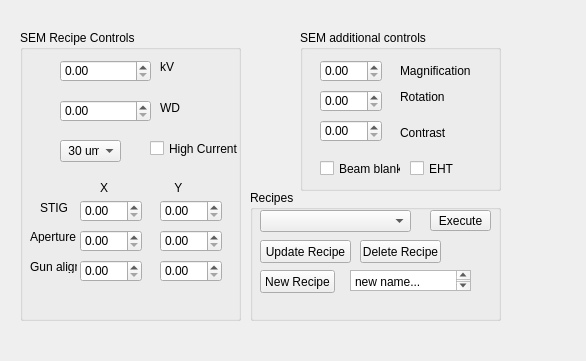
Qt form SEM/measurements/sem_recipe_control.ui (PromuInstrument/stackbot) before a commit.
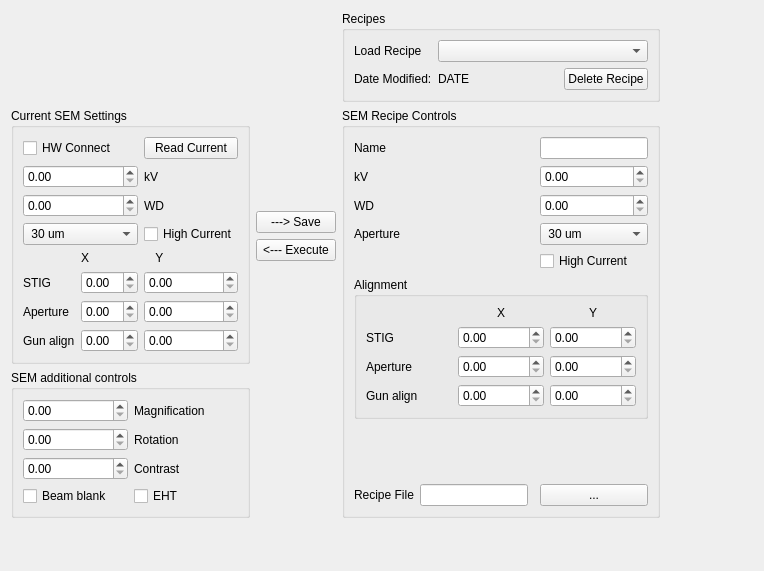
The same form after that commit.

Commit message: sem_recipe_control: working version

Patch:
```diff
--- a/SEM/measurements/sem_recipe_control.ui
+++ b/SEM/measurements/sem_recipe_control.ui
@@ -6,168 +6,196 @@
    <rect>
     <x>0</x>
     <y>0</y>
-    <width>586</width>
-    <height>361</height>
+    <width>764</width>
+    <height>571</height>
    </rect>
   </property>
   <property name="windowTitle">
    <string>Form</string>
   </property>
-  <widget class="QGroupBox" name="recipe_groupBox">
-   <property name="geometry">
-    <rect>
-     <x>250</x>
-     <y>190</y>
-     <width>251</width>
-     <height>131</height>
-    </rect>
-   </property>
-   <property name="title">
-    <string>Recipes</string>
-   </property>
+  <layout class="QGridLayout" name="gridLayout_3">
+   <item row="3" column="1">
    <widget class="QPushButton" name="execute_pushButton">
-    <property name="geometry">
-     <rect>
-      <x>180</x>
-      <y>20</y>
-      <width>61</width>
-      <height>21</height>
-     </rect>
-    </property>
+     <property name="text">
+      <string>&lt;--- Execute</string>
+     </property>
+    </widget>
+   </item>
+   <item row="1" column="0" rowspan="4">
+    <widget class="QGroupBox" name="SEM_groupBox_2">
+     <property name="title">
+      <string>Current SEM Settings</string>
+     </property>
+     <layout class="QGridLayout" name="gridLayout_4">
+      <item row="3" column="0" colspan="2">
+       <widget class="QComboBox" name="select_aperture_comboBox">
+        <item>
     <property name="text">
-     <string>Execute</string>
-    </property>
-   </widget>
-   <widget class="QComboBox" name="comboBox">
-    <property name="geometry">
-     <rect>
-      <x>10</x>
-      <y>20</y>
-      <width>151</width>
-      <height>22</height>
-     </rect>
-    </property>
-   </widget>
-   <widget class="QPushButton" name="new_entry_pushButton">
-    <property name="geometry">
-     <rect>
-      <x>10</x>
-      <y>80</y>
-      <width>75</width>
-      <height>23</height>
-     </rect>
-    </property>
+          <string> 30 um</string>
+         </property>
+        </item>
+        <item>
+         <property name="text">
+          <string> 10 um</string>
+         </property>
+        </item>
+        <item>
+         <property name="text">
+          <string> 20 um</string>
+         </property>
+        </item>
+        <item>
+         <property name="text">
+          <string> 60 um</string>
+         </property>
+        </item>
+        <item>
+         <property name="text">
+          <string>120 um</string>
+         </property>
+        </item>
+        <item>
+         <property name="text">
+          <string>300 um</string>
+         </property>
+        </item>
+       </widget>
+      </item>
+      <item row="1" column="0" colspan="2">
+       <widget class="QDoubleSpinBox" name="kV_doubleSpinBox"/>
+      </item>
+      <item row="2" column="2">
+       <widget class="QLabel" name="label_18">
+        <property name="text">
+         <string>WD</string>
+        </property>
+       </widget>
+      </item>
+      <item row="2" column="0" colspan="2">
+       <widget class="QDoubleSpinBox" name="WD_doubleSpinBox"/>
+      </item>
+      <item row="1" column="2">
+       <widget class="QLabel" name="label_17">
+        <property name="text">
+         <string>kV</string>
+        </property>
+       </widget>
+      </item>
+      <item row="6" column="0">
+       <widget class="QLabel" name="label_21">
     <property name="text">
-     <string>New Recipe</string>
-    </property>
-   </widget>
-   <widget class="QPushButton" name="update_pushButton">
-    <property name="geometry">
-     <rect>
-      <x>10</x>
-      <y>50</y>
-      <width>91</width>
-      <height>23</height>
-     </rect>
-    </property>
+         <string>Aperture</string>
+        </property>
+       </widget>
+      </item>
+      <item row="6" column="1">
+       <widget class="QDoubleSpinBox" name="aperture_x_doubleSpinBox"/>
+      </item>
+      <item row="5" column="1">
+       <widget class="QDoubleSpinBox" name="stig_x_doubleSpinBox"/>
+      </item>
+      <item row="3" column="2">
+       <widget class="QCheckBox" name="high_current_checkBox">
+        <property name="text">
+         <string>High Current</string>
+        </property>
+       </widget>
+      </item>
+      <item row="5" column="0">
+       <widget class="QLabel" name="label_20">
     <property name="text">
-     <string>Update Recipe</string>
-    </property>
-   </widget>
-   <widget class="QPushButton" name="delete_pushButton">
-    <property name="geometry">
-     <rect>
-      <x>110</x>
-      <y>50</y>
-      <width>81</width>
-      <height>23</height>
-     </rect>
-    </property>
+         <string>STIG</string>
+        </property>
+       </widget>
+      </item>
+      <item row="6" column="2">
+       <widget class="QDoubleSpinBox" name="aperture_y_doubleSpinBox"/>
+      </item>
+      <item row="7" column="0">
+       <widget class="QLabel" name="label_22">
+        <property name="text">
+         <string>Gun align</string>
+        </property>
+       </widget>
+      </item>
+      <item row="7" column="1">
+       <widget class="QDoubleSpinBox" name="gun_x_doubleSpinBox"/>
+      </item>
+      <item row="4" column="1" colspan="2">
+       <widget class="QLabel" name="label_19">
     <property name="text">
-     <string>Delete Recipe</string>
-    </property>
-   </widget>
-   <widget class="QPlainTextEdit" name="new_name_plainTextEdit">
-    <property name="geometry">
-     <rect>
-      <x>100</x>
-      <y>80</y>
-      <width>121</width>
-      <height>21</height>
-     </rect>
-    </property>
-    <property name="plainText">
-     <string>new name...</string>
-    </property>
-   </widget>
-  </widget>
-  <widget class="QGroupBox" name="SEM_groupBox">
-   <property name="geometry">
-    <rect>
-     <x>20</x>
-     <y>30</y>
-     <width>221</width>
-     <height>291</height>
-    </rect>
-   </property>
+         <string>X                    Y</string>
+        </property>
+       </widget>
+      </item>
+      <item row="7" column="2">
+       <widget class="QDoubleSpinBox" name="gun_y_doubleSpinBox"/>
+      </item>
+      <item row="5" column="2">
+       <widget class="QDoubleSpinBox" name="stig_y_doubleSpinBox"/>
+      </item>
+      <item row="0" column="2">
+       <widget class="QPushButton" name="read_sem_pushButton">
+        <property name="text">
+         <string>Read Current</string>
+        </property>
+       </widget>
+      </item>
+      <item row="0" column="0" colspan="2">
+       <widget class="QCheckBox" name="hw_connect_checkBox">
+        <property name="text">
+         <string>HW Connect</string>
+        </property>
+       </widget>
+      </item>
+     </layout>
+    </widget>
+   </item>
+   <item row="1" column="2" rowspan="5">
+    <widget class="QGroupBox" name="recipe_settings_groupBox">
    <property name="title">
     <string>SEM Recipe Controls</string>
    </property>
-   <widget class="QDoubleSpinBox" name="kv_doubleSpinBox">
-    <property name="geometry">
-     <rect>
-      <x>40</x>
-      <y>30</y>
-      <width>91</width>
-      <height>22</height>
-     </rect>
-    </property>
-   </widget>
-   <widget class="QLabel" name="label_2">
-    <property name="geometry">
-     <rect>
-      <x>140</x>
-      <y>30</y>
-      <width>47</width>
-      <height>13</height>
-     </rect>
-    </property>
+     <layout class="QGridLayout" name="gridLayout_2">
+      <item row="4" column="0">
+       <widget class="QLabel" name="label_25">
+        <property name="text">
+         <string>Aperture</string>
+        </property>
+       </widget>
+      </item>
+      <item row="11" column="3">
+       <widget class="QPushButton" name="recipes_filename_browse_pushButton">
     <property name="text">
-     <string>kV</string>
-    </property>
-   </widget>
-   <widget class="QDoubleSpinBox" name="wd_doubleSpinBox">
-    <property name="geometry">
-     <rect>
-      <x>40</x>
-      <y>70</y>
-      <width>91</width>
-      <height>22</height>
-     </rect>
-    </property>
-   </widget>
+         <string>...</string>
+        </property>
+       </widget>
+      </item>
+      <item row="11" column="1">
+       <widget class="QLineEdit" name="recipes_filename_lineEdit"/>
+      </item>
+      <item row="11" column="0">
+       <widget class="QLabel" name="label">
+        <property name="text">
+         <string>Recipe File</string>
+        </property>
+       </widget>
+      </item>
+      <item row="1" column="3">
+       <widget class="QLineEdit" name="new_recipe_name_lineEdit"/>
+      </item>
+      <item row="3" column="3">
+       <widget class="QDoubleSpinBox" name="recipe_WD_doubleSpinBox"/>
+      </item>
+      <item row="3" column="0">
    <widget class="QLabel" name="label_3">
-    <property name="geometry">
-     <rect>
-      <x>140</x>
-      <y>70</y>
-      <width>31</width>
-      <height>16</height>
-     </rect>
-    </property>
     <property name="text">
      <string>WD</string>
     </property>
    </widget>
-   <widget class="QComboBox" name="apperture_comboBox">
-    <property name="geometry">
-     <rect>
-      <x>40</x>
-      <y>110</y>
-      <width>61</width>
-      <height>22</height>
-     </rect>
-    </property>
+      </item>
+      <item row="4" column="3">
+       <widget class="QComboBox" name="recipe_select_aperture_comboBox">
     <item>
      <property name="text">
       <string> 30 um</string>
@@ -199,240 +227,246 @@
      </property>
     </item>
    </widget>
-   <widget class="QCheckBox" name="high_current_checkBox">
-    <property name="geometry">
-     <rect>
-      <x>130</x>
-      <y>110</y>
-      <width>91</width>
-      <height>17</height>
-     </rect>
-    </property>
-    <property name="text">
-     <string>High Current</string>
-    </property>
-   </widget>
+      </item>
+      <item row="1" column="0">
    <widget class="QLabel" name="label_7">
-    <property name="geometry">
-     <rect>
-      <x>80</x>
-      <y>150</y>
-      <width>101</width>
-      <height>16</height>
-     </rect>
-    </property>
     <property name="text">
-     <string>X                    Y</string>
-    </property>
-   </widget>
-   <widget class="QDoubleSpinBox" name="stig_x_doubleSpinBox">
-    <property name="geometry">
-     <rect>
-      <x>60</x>
-      <y>170</y>
-      <width>62</width>
-      <height>22</height>
-     </rect>
-    </property>
-   </widget>
-   <widget class="QDoubleSpinBox" name="stig_y_doubleSpinBox">
-    <property name="geometry">
-     <rect>
-      <x>140</x>
-      <y>170</y>
-      <width>62</width>
-      <height>22</height>
-     </rect>
-    </property>
-   </widget>
-   <widget class="QDoubleSpinBox" name="app_x_doubleSpinBox">
-    <property name="geometry">
-     <rect>
-      <x>60</x>
-      <y>200</y>
-      <width>62</width>
-      <height>22</height>
-     </rect>
-    </property>
-   </widget>
-   <widget class="QDoubleSpinBox" name="app_y_doubleSpinBox">
-    <property name="geometry">
-     <rect>
-      <x>140</x>
-      <y>200</y>
-      <width>62</width>
-      <height>22</height>
-     </rect>
-    </property>
-   </widget>
+         <string>Name</string>
+        </property>
+       </widget>
+      </item>
+      <item row="5" column="3">
+       <widget class="QCheckBox" name="recipe_high_current_checkBox">
+        <property name="text">
+         <string>High Current</string>
+        </property>
+       </widget>
+      </item>
+      <item row="2" column="3">
+       <widget class="QDoubleSpinBox" name="recipe_kV_doubleSpinBox"/>
+      </item>
+      <item row="2" column="0">
+       <widget class="QLabel" name="label_2">
+        <property name="text">
+         <string>kV</string>
+        </property>
+       </widget>
+      </item>
+      <item row="6" column="0" colspan="4">
+       <widget class="QGroupBox" name="recipe_settings_align_groupBox">
+        <property name="title">
+         <string>Alignment</string>
+        </property>
+        <layout class="QGridLayout" name="gridLayout_5">
+         <item row="1" column="0">
    <widget class="QLabel" name="label_8">
-    <property name="geometry">
-     <rect>
-      <x>20</x>
-      <y>170</y>
-      <width>31</width>
-      <height>16</height>
-     </rect>
-    </property>
     <property name="text">
      <string>STIG</string>
     </property>
    </widget>
-   <widget class="QLabel" name="label_9">
-    <property name="geometry">
-     <rect>
-      <x>10</x>
-      <y>200</y>
-      <width>47</width>
-      <height>13</height>
-     </rect>
-    </property>
-    <property name="text">
-     <string>Aperture</string>
-    </property>
-   </widget>
-   <widget class="QDoubleSpinBox" name="gun_x_doubleSpinBox">
-    <property name="geometry">
-     <rect>
-      <x>60</x>
-      <y>230</y>
-      <width>62</width>
-      <height>22</height>
-     </rect>
-    </property>
-   </widget>
-   <widget class="QDoubleSpinBox" name="gun_y_doubleSpinBox">
-    <property name="geometry">
-     <rect>
-      <x>140</x>
-      <y>230</y>
-      <width>62</width>
-      <height>22</height>
-     </rect>
-    </property>
-   </widget>
+         </item>
+         <item row="1" column="1">
+          <widget class="QDoubleSpinBox" name="recipe_stig_x_doubleSpinBox"/>
+         </item>
+         <item row="4" column="1">
+          <widget class="QDoubleSpinBox" name="recipe_aperture_x_doubleSpinBox"/>
+         </item>
+         <item row="4" column="2">
+          <widget class="QDoubleSpinBox" name="recipe_aperture_y_doubleSpinBox"/>
+         </item>
+         <item row="5" column="1">
+          <widget class="QDoubleSpinBox" name="recipe_gun_x_doubleSpinBox"/>
+         </item>
+         <item row="5" column="2">
+          <widget class="QDoubleSpinBox" name="recipe_gun_y_doubleSpinBox"/>
+         </item>
+         <item row="5" column="0">
    <widget class="QLabel" name="label_10">
-    <property name="geometry">
-     <rect>
-      <x>10</x>
-      <y>230</y>
-      <width>47</width>
-      <height>13</height>
-     </rect>
-    </property>
     <property name="text">
      <string>Gun align</string>
     </property>
    </widget>
-  </widget>
+         </item>
+         <item row="4" column="0">
+          <widget class="QLabel" name="label_9">
+           <property name="text">
+            <string>Aperture</string>
+           </property>
+          </widget>
+         </item>
+         <item row="1" column="2">
+          <widget class="QDoubleSpinBox" name="recipe_stig_y_doubleSpinBox"/>
+         </item>
+         <item row="0" column="1">
+          <widget class="QLabel" name="label_24">
+           <property name="text">
+            <string>X</string>
+           </property>
+           <property name="alignment">
+            <set>Qt::AlignCenter</set>
+           </property>
+          </widget>
+         </item>
+         <item row="0" column="2">
+          <widget class="QLabel" name="label_26">
+           <property name="text">
+            <string>Y</string>
+           </property>
+           <property name="alignment">
+            <set>Qt::AlignCenter</set>
+           </property>
+          </widget>
+         </item>
+        </layout>
+       </widget>
+      </item>
+      <item row="10" column="1">
+       <spacer name="verticalSpacer_2">
+        <property name="orientation">
+         <enum>Qt::Vertical</enum>
+        </property>
+        <property name="sizeHint" stdset="0">
+         <size>
+          <width>20</width>
+          <height>40</height>
+         </size>
+        </property>
+       </spacer>
+      </item>
+     </layout>
+    </widget>
+   </item>
+   <item row="0" column="2">
+    <widget class="QGroupBox" name="recipe_groupBox">
+     <property name="title">
+      <string>Recipes</string>
+     </property>
+     <layout class="QGridLayout" name="gridLayout">
+      <item row="3" column="0">
+       <widget class="QLabel" name="label_23">
+        <property name="text">
+         <string>Date Modified:</string>
+        </property>
+       </widget>
+      </item>
+      <item row="3" column="1">
+       <widget class="QLabel" name="recipe_date_modified_label">
+        <property name="text">
+         <string>DATE</string>
+        </property>
+       </widget>
+      </item>
+      <item row="3" column="4">
+       <widget class="QPushButton" name="delete_recipe_pushButton">
+        <property name="text">
+         <string>Delete Recipe</string>
+        </property>
+       </widget>
+      </item>
+      <item row="2" column="0">
+       <widget class="QLabel" name="label_27">
+        <property name="text">
+         <string>Load Recipe</string>
+        </property>
+       </widget>
+      </item>
+      <item row="2" column="1" colspan="4">
+       <widget class="QComboBox" name="recipe_name_comboBox">
+        <property name="maxVisibleItems">
+         <number>50</number>
+        </property>
+       </widget>
+      </item>
+     </layout>
+    </widget>
+   </item>
+   <item row="5" column="0">
   <widget class="QGroupBox" name="groupBox">
-   <property name="geometry">
-    <rect>
-     <x>300</x>
-     <y>30</y>
-     <width>201</width>
-     <height>161</height>
-    </rect>
-   </property>
    <property name="title">
     <string>SEM additional controls</string>
    </property>
+     <layout class="QGridLayout" name="gridLayout_6">
+      <item row="0" column="0">
+       <widget class="QDoubleSpinBox" name="mag_doubleSpinBox"/>
+      </item>
+      <item row="0" column="1">
    <widget class="QLabel" name="label_4">
-    <property name="geometry">
-     <rect>
-      <x>100</x>
-      <y>30</y>
-      <width>81</width>
-      <height>21</height>
-     </rect>
-    </property>
     <property name="text">
      <string>Magnification</string>
     </property>
    </widget>
+      </item>
+      <item row="1" column="0">
+       <widget class="QDoubleSpinBox" name="rotation_doubleSpinBox"/>
+      </item>
+      <item row="1" column="1">
    <widget class="QLabel" name="label_5">
-    <property name="geometry">
-     <rect>
-      <x>100</x>
-      <y>60</y>
-      <width>47</width>
-      <height>13</height>
-     </rect>
-    </property>
     <property name="text">
      <string>Rotation</string>
     </property>
    </widget>
-   <widget class="QDoubleSpinBox" name="contrast_doubleSpinBox">
-    <property name="geometry">
-     <rect>
-      <x>20</x>
-      <y>90</y>
-      <width>62</width>
-      <height>22</height>
-     </rect>
-    </property>
-   </widget>
-   <widget class="QCheckBox" name="beam_blank_checkBox">
-    <property name="geometry">
-     <rect>
-      <x>20</x>
-      <y>130</y>
-      <width>81</width>
-      <height>17</height>
-     </rect>
-    </property>
-    <property name="text">
-     <string>Beam blank</string>
-    </property>
-   </widget>
+      </item>
+      <item row="2" column="0">
+       <widget class="QDoubleSpinBox" name="contrast_doubleSpinBox"/>
+      </item>
+      <item row="2" column="1">
    <widget class="QLabel" name="label_6">
-    <property name="geometry">
-     <rect>
-      <x>100</x>
-      <y>93</y>
-      <width>47</width>
-      <height>20</height>
-     </rect>
-    </property>
     <property name="text">
      <string>Contrast</string>
     </property>
    </widget>
+      </item>
+      <item row="3" column="0">
+       <widget class="QCheckBox" name="beam_blank_checkBox">
+        <property name="text">
+         <string>Beam blank</string>
+        </property>
+       </widget>
+      </item>
+      <item row="3" column="1">
    <widget class="QCheckBox" name="eht_checkBox">
-    <property name="geometry">
-     <rect>
-      <x>110</x>
-      <y>130</y>
-      <width>70</width>
-      <height>17</height>
-     </rect>
-    </property>
     <property name="text">
      <string>EHT</string>
     </property>
    </widget>
-   <widget class="QDoubleSpinBox" name="mag_doubleSpinBox">
-    <property name="geometry">
-     <rect>
-      <x>20</x>
-      <y>30</y>
-      <width>62</width>
-      <height>22</height>
-     </rect>
-    </property>
-   </widget>
-   <widget class="QDoubleSpinBox" name="rotation_doubleSpinBox">
-    <property name="geometry">
-     <rect>
-      <x>20</x>
-      <y>60</y>
-      <width>62</width>
-      <height>22</height>
-     </rect>
-    </property>
-   </widget>
-  </widget>
+      </item>
+     </layout>
+    </widget>
+   </item>
+   <item row="6" column="1">
+    <spacer name="verticalSpacer">
+     <property name="orientation">
+      <enum>Qt::Vertical</enum>
+     </property>
+     <property name="sizeHint" stdset="0">
+      <size>
+       <width>20</width>
+       <height>40</height>
+      </size>
+     </property>
+    </spacer>
+   </item>
+   <item row="2" column="1">
+    <widget class="QPushButton" name="save_recipe_pushButton">
+     <property name="text">
+      <string>---&gt; Save</string>
+     </property>
+    </widget>
+   </item>
+   <item row="3" column="3">
+    <spacer name="horizontalSpacer">
+     <property name="orientation">
+      <enum>Qt::Horizontal</enum>
+     </property>
+     <property name="sizeHint" stdset="0">
+      <size>
+       <width>40</width>
+       <height>20</height>
+      </size>
+     </property>
+    </spacer>
+   </item>
+  </layout>
  </widget>
  <resources/>
  <connections/>
```
Lines whose indentation alone changed are shown as unchanged. The commit also changes 5 other files.
